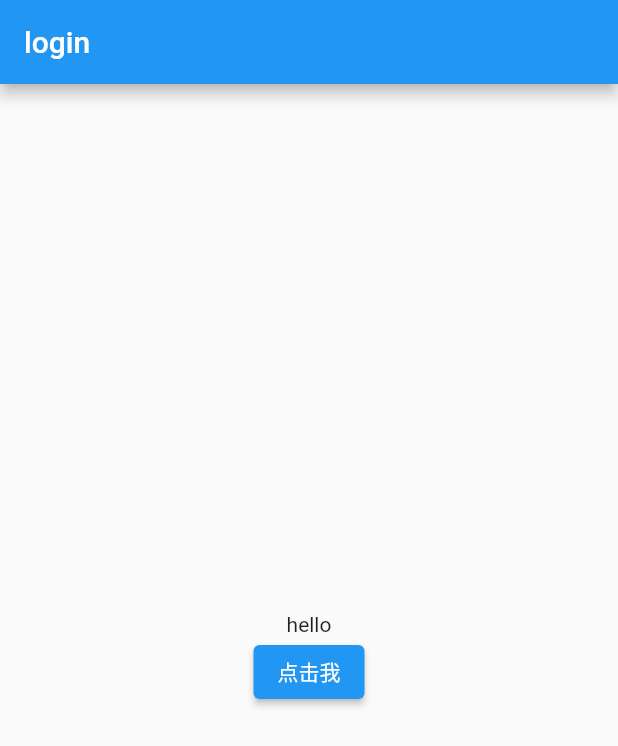
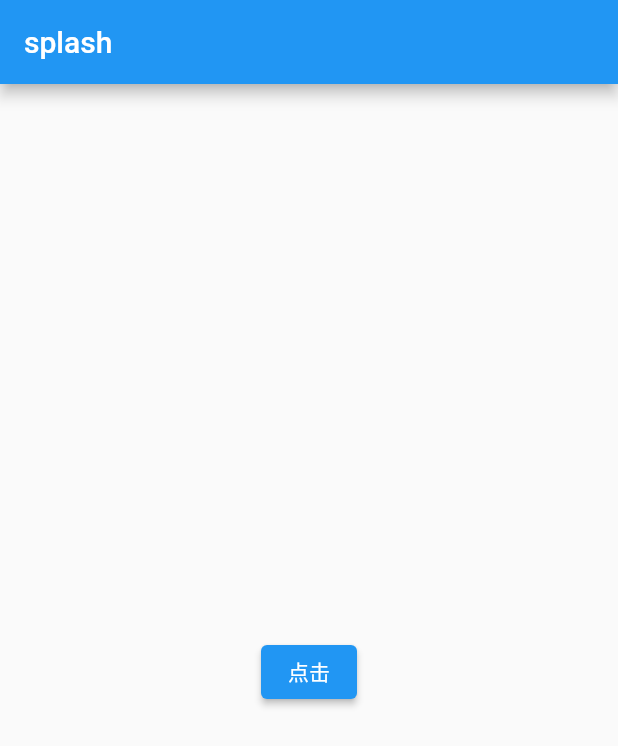
Before and after one commit to haightgao/flutter_woo_commerce_getx_learn, a Flutter app: the screen it shows after launch, on a phone screen of 412 x 824 dp. Shown: the top 746 px of the screen. Run offline on Flutter 3.47's test engine with Material 2 defaults, Android fonts, the phone set to English and light mode, and no system bars; our stand-ins replace get.

```diff
--- a/lib/common/routers/pages.dart
+++ b/lib/common/routers/pages.dart
@@ -10,5 +10,9 @@ class RoutePages {
       page: () => const LoginPage(),
       binding: LoginBinding(),
     ),
+    GetPage(
+      name: '/splash',
+      page: () => const SplashPage(),
+    )
   ];
 }
--- a/lib/main.dart
+++ b/lib/main.dart
@@ -18,6 +18,7 @@ class MyApp extends StatelessWidget {
       theme: ThemeData(
         primarySwatch: Colors.blue,
       ),
+      initialRoute: '/splash',
       getPages: RoutePages.list,
     );
   }
--- a/lib/pages/system/index.dart
+++ b/lib/pages/system/index.dart
@@ -2,3 +2,4 @@ library system;
 
 export './login/index.dart';
 export './register/index.dart';
+export './splash/index.dart';
--- /dev/null
+++ b/lib/pages/system/splash/controller.dart
@@ -0,0 +1,32 @@
+import 'package:get/get.dart';
+
+class SplashController extends GetxController {
+  SplashController();
+
+  String title = '';
+
+  _initData() {
+    update(["splash"]);
+  }
+
+  onTap() {
+    title = '${DateTime.now().microsecondsSinceEpoch}';
+    update(['splash_title']);
+  }
+
+  // @override
+  // void onInit() {
+  //   super.onInit();
+  // }
+
+  @override
+  void onReady() {
+    super.onReady();
+    _initData();
+  }
+
+  // @override
+  // void onClose() {
+  //   super.onClose();
+  // }
+}
--- /dev/null
+++ b/lib/pages/system/splash/index.dart
@@ -0,0 +1,4 @@
+library splash;
+
+export './controller.dart';
+export './view.dart';
--- /dev/null
+++ b/lib/pages/system/splash/view.dart
@@ -0,0 +1,47 @@
+import 'package:flutter/material.dart';
+import 'package:get/get.dart';
+
+import 'index.dart';
+
+class SplashPage extends GetView<SplashController> {
+  const SplashPage({Key? key}) : super(key: key);
+
+  // 主视图
+  Widget _buildView() {
+    return Center(
+      child: Column(
+        mainAxisAlignment: MainAxisAlignment.center,
+        children: [
+          GetBuilder<SplashController>(
+            id: 'splash_title',
+            builder: (_) {
+              return Text(controller.title);
+            },
+          ),
+          ElevatedButton(
+            onPressed: () {
+              controller.onTap();
+            },
+            child: const Text('点击'),
+          )
+        ],
+      ),
+    );
+  }
+
+  @override
+  Widget build(BuildContext context) {
+    return GetBuilder<SplashController>(
+      init: SplashController(),
+      id: "splash",
+      builder: (_) {
+        return Scaffold(
+          appBar: AppBar(title: const Text("splash")),
+          body: SafeArea(
+            child: _buildView(),
+          ),
+        );
+      },
+    );
+  }
+}
```
